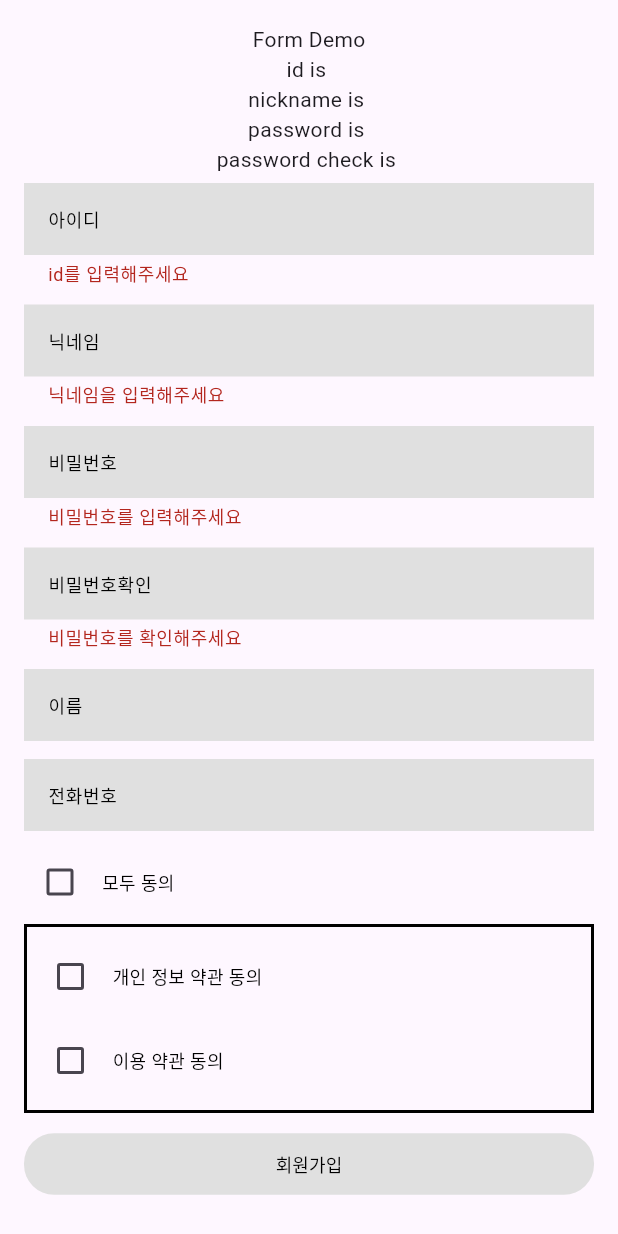
After one commit to TaskWeaver/frontend_app, a Flutter app: the screen it shows after launch, after a tap on "formExample", on a phone screen of 412 x 824 dp. The commit adds this screen. Run offline on Flutter 3.47's test engine with Material 3 defaults, Android fonts, the phone set to English and light mode, and no system bars; our stand-ins replace go_router; missing offline and left inert: widgetbook, widgetbook_annotation.

Commit message:
feat: form helper

```diff
--- a/front/lib/app/config/routes.dart
+++ b/front/lib/app/config/routes.dart
@@ -1,3 +1,4 @@
+import 'package:front/app/domain/form_example/form_demo.dart';
 import 'package:front/app/domain/presentation/home/home.dart';
 import 'package:front/app/domain/presentation/login/email_singin.dart';
 import 'package:front/app/domain/presentation/login/login.dart';
@@ -9,6 +10,11 @@ import 'package:go_router/go_router.dart';
 
 final router = GoRouter(initialLocation: '/', routes: [
   GoRoute(path: '/', builder: (context, state) => const HomeScreen(), routes: [
+    GoRoute(
+      path: 'example',
+      name: 'example',
+      builder: (context, state) => const EmailSignInFormBuilderExampleScreen(),
+    ),
     GoRoute(
       path: 'login',
       name: 'login',
--- /dev/null
+++ b/front/lib/app/domain/form_example/form_demo.dart
@@ -0,0 +1,144 @@
+import 'package:flutter/material.dart';
+import 'package:front/app/domain/presentation/login/component/checkbox_text_row.dart';
+import 'package:front/app/domain/presentation/login/component/rounded_elvatedbutton.dart';
+import 'package:front/shared/atom/hinted_textfield.dart';
+import 'package:front/shared/helper/helper.dart';
+import 'package:front/shared/mixin/mixin.dart';
+
+String passwordRegexPatternString = r'^(?=.*[a-zA-Z].*[a-zA-Z])(?=.*\d).{3,}$';
+
+class EmailSignInFormBuilderExampleScreen extends StatefulWidget {
+  const EmailSignInFormBuilderExampleScreen({Key? key}) : super(key: key);
+
+  @override
+  State<EmailSignInFormBuilderExampleScreen> createState() => _EmailSignInFormBuilderExampleScreenState();
+}
+
+class _EmailSignInFormBuilderExampleScreenState extends State<EmailSignInFormBuilderExampleScreen> with StateMapHandlerMixin {
+  final FormHandler formHandler = FormHandler();
+
+  @override
+  Widget build(BuildContext context) {
+    formHandler.init(stateMap, setStateMap);
+    var id= formHandler.readValue('id', '');
+    var nickname = formHandler.readValue('nickname', '');
+    var password = formHandler.readValue('password', '');
+    var passwordCheck = formHandler.readValue('passwordCheck', '');
+    return Form(
+      child: SafeArea(
+        child: Scaffold(
+          body: SingleChildScrollView(
+            child: Padding(
+              padding: const EdgeInsets.all(16.0),
+              child: Center(
+                child: Column(
+                  children: [
+                    const Text('Form Demo'),
+                    Text('id is $id'),
+                    Text('nickname is $nickname'),
+                    Text('password is $password'),
+                    Text('password check is $passwordCheck'),
+                    HintedTextField(
+                      hintText: '아이디',
+                      value: formHandler.readValue('id', ''),
+                      validator: formHandler.validateField('id',
+                          FieldValidationBuilder.field('id').required('id를 입력해주세요').build()
+                      ),
+                    ),
+                    HintedTextField(
+                      hintText: '닉네임',
+                      value: formHandler.readValue('nickname', ''),
+                      validator: formHandler.validateField('nickname',
+                          FieldValidationBuilder.field('nickname').required('닉네임을 입력해주세요').min(2, '2글자 이상 입력해주세요').build()
+                      ),
+                    ),
+                    HintedTextField(
+                      hintText: '비밀번호',
+                      value: formHandler.readValue('password', ''),
+                      validator: formHandler.validateField('password',
+                        FieldValidationBuilder.field('password').required('비밀번호를 입력해주세요').pattern(passwordRegexPatternString, '영어 대소문자, 숫자가 2개 이상 사용되어야 합니다.').build()
+                      ),
+                    ),
+                    HintedTextField(
+                      hintText: '비밀번호확인',
+                      value: formHandler.readValue('passwordCheck', ''),
+                      validator: formHandler.validateField('passwordCheck',
+                        FieldValidationBuilder.field('passwordCheck').required('비밀번호를 확인해주세요').sameAs(formHandler.readValue('password', ''), '비밀번호와 일치하지 않습니다.').build()
+                      ),
+                    ),
+                    HintedTextField(
+                      hintText: '이름',
+                      value: formHandler.readValue('name', ''),
+                      validator: formHandler.validateField('name',
+                        FieldValidationBuilder.field('name').build()
+                      ),
+                    ),
+                    HintedTextField(
+                      hintText: '전화번호',
+                      value: formHandler.readValue('phoneNumber', ''),
+                      validator: formHandler.validateField('phoneNumber',
+                        FieldValidationBuilder.field('phoneNumber').build()
+                      ),
+                    ),
+                    CheckboxTextRow(
+                      text: '모두 동의',
+                      value: formHandler.readValue('allAgreed', false),
+                      onChanged: formHandler.validateCheck('allAgreed', (fields) => {
+                                  ...fields,
+                                  'personalInfoAgreed': fields['allAgreed'],
+                                  'termsAgreed': fields['allAgreed']
+                                }
+                                ),
+                    ),
+                    Expanded(
+                      flex: 0,
+                      child: Container(
+                        decoration: BoxDecoration(
+                          border: Border.all(
+                            color: Colors.black,
+                            width: 2.0,
+                          ),
+                        ),
+                        child: Padding(
+                          padding: const EdgeInsets.all(5),
+                          child: Column(
+                            children: [
+                              CheckboxTextRow(
+                                value: formHandler.readValue('personalInfoAgreed', false),
+                                onChanged: formHandler.validateCheck('personalInfoAgreed', (fields) => {
+                                  ...fields,
+                                  'allAgreed': fields['personalInfoAgreed'] && fields['termsAgreed']
+                                }
+                                ),
+                                text: '개인 정보 약관 동의',
+                              ),
+                              CheckboxTextRow(
+                                value: formHandler.readValue('termsAgreed', false),
+                                onChanged: formHandler.validateCheck('termsAgreed', (fields) => {
+                                  ...fields,
+                                  'allAgreed': fields['personalInfoAgreed'] && fields['termsAgreed']
+                                }
+                                ),
+                                text: '이용 약관 동의',
+                              ),
+                            ],
+                          ),
+                        ),
+                      ),
+                    ),
+                    const SizedBox(height: 10),
+                    RoundedElevatedButton(
+                      text: '회원가입',
+                      onPressed: formHandler.onSubmit,
+                    ),
+                    const SizedBox(height: 10),
+                  ],
+                ),
+              ),
+            ),
+          ),
+        ),
+      ),
+    );
+  }
+}
--- a/front/lib/app/domain/presentation/home/home.dart
+++ b/front/lib/app/domain/presentation/home/home.dart
@@ -23,6 +23,12 @@ class HomeScreen extends StatelessWidget {
               },
               child: const Text('team'),
             ),
+            ElevatedButton(
+              onPressed: () {
+                context.push('/example'); // 로그인 화면으로 이동
+              },
+              child: const Text('formExample'),
+            ),
           ]
         )));
   }
--- /dev/null
+++ b/front/lib/shared/atom/hinted_textfield.dart
@@ -0,0 +1,51 @@
+import 'package:flutter/material.dart';
+import 'package:front/shared/helper/FormHelper/form_helper.dart';
+
+class HintedTextField extends StatelessWidget {
+  const HintedTextField(
+    {super.key,
+      this.title,
+      required this.value,
+      required this.hintText,
+      required this.validator,
+    });
+  final String? title;
+  final String? value;
+  final String hintText;
+  final Map<ValidateReturnType, String? Function(String? value)> validator;
+
+  @override
+  Widget build(BuildContext context) {
+    var textStyle = const TextStyle(
+      fontSize: 12,
+      color: Colors.black,
+    );
+    // TODO: 에러 텍스트가 보이는 상황 통제 필요. ex) input focus 후 다음 탭으로 이동할 때만 update 등..
+    var errorText = validator[ValidateReturnType.onValidate]!(value);
+    return Column(
+          crossAxisAlignment: CrossAxisAlignment.start,
+          children: [
+            title != null
+                ? Text(
+                    title!,
+                    style: textStyle,
+                  )
+                : Container(),
+            Padding(
+              padding: const EdgeInsets.fromLTRB(0, 6, 0, 6),
+              child: TextFormField(
+                onChanged:validator[ValidateReturnType.onChange],
+                decoration: InputDecoration(
+                  border: InputBorder.none,
+                  filled: true,
+                  fillColor: Colors.grey[300],
+                  hintText: hintText,
+                  hintStyle: textStyle,
+                  errorText: errorText,
+                ),
+              ),
+            )
+          ],
+        );
+  }
+}
--- /dev/null
+++ b/front/lib/shared/helper/FormHelper/form_handler.dart
@@ -0,0 +1,71 @@
+import 'package:front/shared/helper/FormHelper/interface/form_validate_function.dart';
+import 'package:front/shared/helper/FormHelper/interface/form_validate_returnType.dart';
+import 'package:front/shared/mixin/mixin.dart';
+
+
+
+// TODO: checkbox, radio, file upload 등에도 동일하게 적용 고민 필요
+// TODO: 최대한 widget마다 다르게 적용해야 하는 일을 줄이기
+// TODO: onSubmit에서 에러가 나면 해당 input으로 focus 보내기
+class FormHandler {
+  late Map<String, dynamic> fields;
+  late void Function(SetStateFunc getNext) setStateHandler;
+
+  void init(Map<String, dynamic> state, void Function(SetStateFunc getNext) setState){
+   fields = state;
+   setStateHandler = setState;
+  }
+
+  void updateField(String fieldName, value) {
+    setStateHandler((prev) => {
+      ...prev,
+      fieldName: value,
+    });
+  }
+
+  dynamic readValue(String name, defaultValue){
+    return fields[name] ?? defaultValue;
+  }
+
+  Map<ValidateReturnType, String? Function(String? value)> validateField(String fieldName, List<ValidateFuncList> options) {
+    String? onChange(String? value) {
+      updateField(fieldName, value);
+      return null;
+    }
+
+    String? onValidate(value) {
+      if(options.isEmpty) return null;
+        var invalidValidation = options.firstWhere(
+            (option){
+              var isPass = option.validateFunc(value) ?? false;
+              return !isPass;
+            },
+            orElse: () => ValidateFuncList(
+              validateFunc: (val) { return false; },
+              validateMessage: '-1',
+            )
+        );
+
+        if(invalidValidation.validateMessage == '-1') return null;
+        return invalidValidation.validateMessage;
+    }
+
+    return {
+      ValidateReturnType.onChange: onChange,
+      ValidateReturnType.onValidate: onValidate,
+    };
+  }
+
+  String? Function(bool? value) validateCheck(String fieldName, SetStateFunc afterOnChange) {
+    return (value){
+      updateField(fieldName, value!);
+      setStateHandler(afterOnChange);
+      return null;
+    };
+  }
+
+  Map<String, dynamic> onSubmit() {
+    // TODO: submit 조건을 관리하는 로직 추가 필요
+    return fields;
+  }
+}
--- /dev/null
+++ b/front/lib/shared/helper/FormHelper/form_helper.dart
@@ -0,0 +1,4 @@
+export './form_handler.dart';
+export './form_validate_builder.dart';
+export 'interface/form_error_type.dart';
+export 'interface/form_validate_returnType.dart';
--- /dev/null
+++ b/front/lib/shared/helper/FormHelper/form_validate_builder.dart
@@ -0,0 +1,53 @@
+import 'package:front/shared/helper/FormHelper/interface/form_validate_function.dart';
+import 'package:front/shared/utils/validate.dart';
+
+class FieldValidationBuilder {
+  FieldValidationBuilder._(this.fieldName);
+  static FieldValidationBuilder? _instance;
+
+  String fieldName;
+  List<ValidateFuncList> validations = [];
+
+  static FieldValidationBuilder field(String fieldName) {
+    _instance = FieldValidationBuilder._(fieldName);
+    return _instance!;
+  }
+
+  FieldValidationBuilder required(String? message) {
+    var errorMessage = message ?? 'Please enter a value for $fieldName';
+    validations.add(ValidateFuncList(validateFunc: checkIsNotEmpty, validateMessage: errorMessage));
+    return this;
+  }
+
+  FieldValidationBuilder pattern(String pattern, String? message) {
+    var errorMessage = message ?? 'Please check a value for $fieldName';
+    validations.add(ValidateFuncList(validateFunc: (val) => checkStrValidatePattern(val, pattern), validateMessage: errorMessage));
+    return this;
+  }
+
+  FieldValidationBuilder min(int size, String? message) {
+    var errorMessage = message ?? 'Please check a value length for $fieldName';
+    validations.add(ValidateFuncList(validateFunc: (val) => checkStrIsPassMinLength(val, size), validateMessage: errorMessage));
+    return this;
+  }
+
+  FieldValidationBuilder max(int size, String? message) {
+    var errorMessage = message ?? 'Please check a value length for $fieldName';
+    validations.add(ValidateFuncList(validateFunc: (val) => checkStrIsPassMaxLength(val, size), validateMessage: errorMessage));
+    return this;
+  }
+
+  FieldValidationBuilder sameAs(String fieldToCompare, String? message) {
+    var errorMessage = message ?? 'Please check a value for $fieldName';
+    validations.add(ValidateFuncList(validateFunc: (val) => checkStrIsSame(val, fieldToCompare), validateMessage: errorMessage));
+    return this;
+  }
+
+  FieldValidationBuilder customCheck(ValidateFunc func, String? message) {
+    var errorMessage = message ?? 'Please check a value for $fieldName';
+    validations.add(ValidateFuncList(validateFunc: func, validateMessage: errorMessage));
+    return this;
+  }
+
+  List<ValidateFuncList> build() => validations;
+}
--- /dev/null
+++ b/front/lib/shared/helper/FormHelper/interface/form_error_type.dart
@@ -0,0 +1,18 @@
+
+enum FieldError {
+  requiredField,
+  invalidField,
+  unExpected,
+  alreadyUsedField,
+}
+
+extension UIErrorExtension on FieldError {
+  String get description {
+    switch(this) {
+      case FieldError.requiredField: return 'F01: value is required';
+      case FieldError.invalidField: return 'F02: invalid form. check your field';
+      case FieldError.alreadyUsedField: return 'F03: value is already used.';
+      default: return 'F00: unexpected error';
+    }
+  }
+}
--- /dev/null
+++ b/front/lib/shared/helper/FormHelper/interface/form_validate_function.dart
@@ -0,0 +1,7 @@
+typedef ValidateFunc = bool? Function(String? val);
+
+class ValidateFuncList {
+  ValidateFuncList({required this.validateFunc, required this.validateMessage});
+  final ValidateFunc validateFunc;
+  final String validateMessage;
+}
--- /dev/null
+++ b/front/lib/shared/helper/FormHelper/interface/form_validate_returnType.dart
@@ -0,0 +1,5 @@
+enum ValidateReturnType {
+  onChange,
+  onValidate,
+}
+typedef ValidateFunction = String Function(String?);
--- /dev/null
+++ b/front/lib/shared/helper/helper.dart
@@ -0,0 +1 @@
+export 'FormHelper/form_helper.dart';
--- /dev/null
+++ b/front/lib/shared/mixin/mixin.dart
@@ -0,0 +1 @@
+export 'state_map_mixin.dart';
--- /dev/null
+++ b/front/lib/shared/mixin/state_map_mixin.dart
@@ -0,0 +1,15 @@
+import 'package:flutter/material.dart';
+
+typedef SetStateFunc = Map<String, dynamic> Function(Map<String, dynamic> prev);
+
+mixin StateMapHandlerMixin<T extends StatefulWidget> on State<T> {
+  Map<String, dynamic> stateMap = {};
+  void setStateMap(SetStateFunc callback) {
+    if (mounted) {
+      var next = callback(stateMap);
+      setState((){
+        stateMap=next;
+      });
+    }
+  }
+}
--- /dev/null
+++ b/front/lib/shared/utils/validate.dart
@@ -0,0 +1,45 @@
+bool checkStrValidatePattern(String? value, String pattern) {
+  if(value == null) return false;
+  var regex = RegExp(pattern);
+  return regex.hasMatch(value);
+}
+
+bool checkStrIsSame(String? value1, String? value2){
+  if(value1 == null || value2 == null) return false;
+  return value1 == value2;
+}
+
+bool checkStrIsPassValidate(String? value, bool Function(String value) validate){
+  if(value == null) return false;
+  return validate(value);
+}
+
+bool checkStrIsPassMinLength(String? value, num minNumber){
+  if(value == null) return false;
+  return value.length >= minNumber;
+}
+
+bool checkStrIsPassMaxLength(String? value, num naxNumber){
+  if(value == null) return false;
+  return value.length <= naxNumber;
+}
+
+bool checkIsNotEmpty(value) {
+  if (value == null) {
+    return false;
+  }
+
+  if (value is String && value.trim() == '') {
+    return false;
+  }
+
+  if (value is List && value.isEmpty) {
+    return false;
+  }
+
+  if (value is Map && value.keys.isEmpty) {
+    return false;
+  }
+
+  return true;
+}
```
